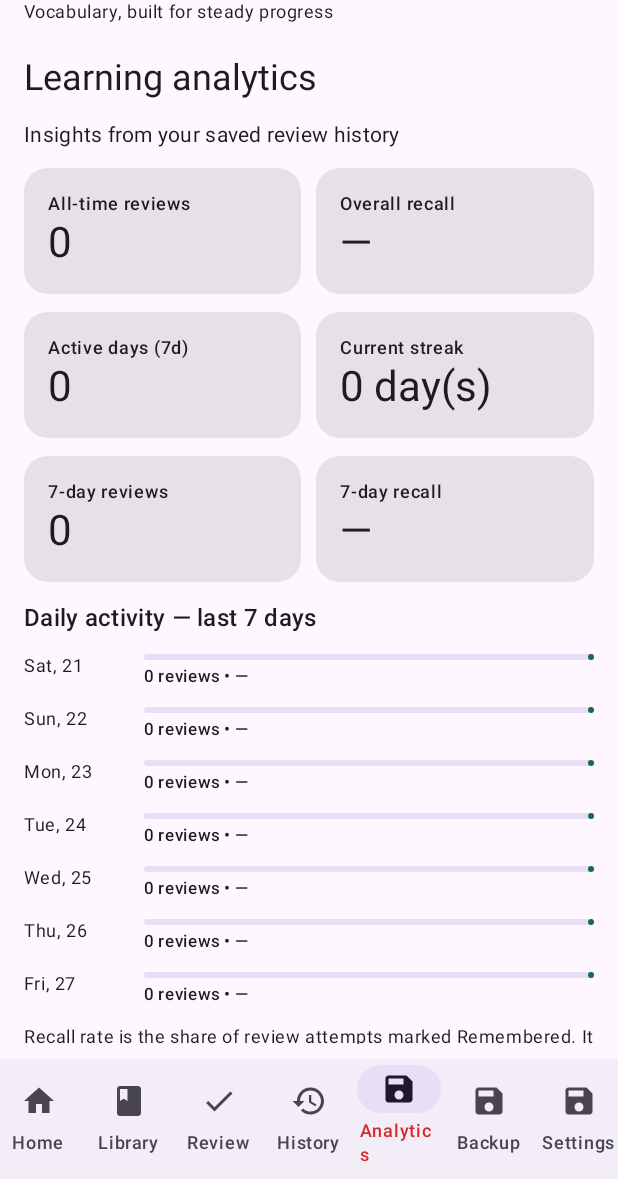
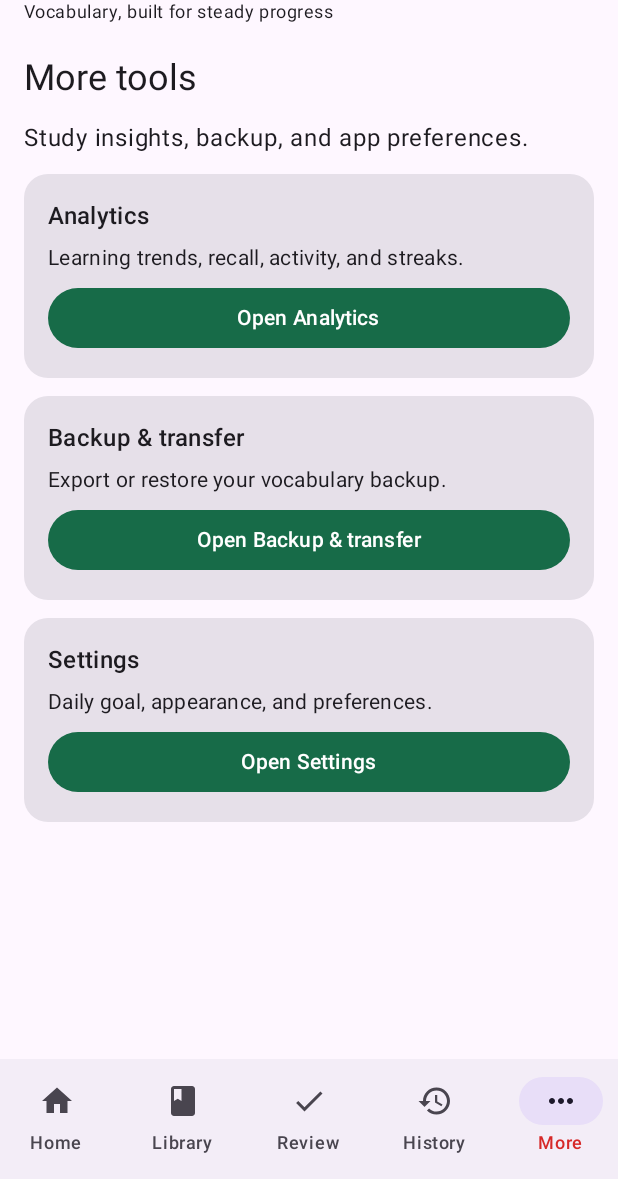
Before and after one commit to Amiroudro/Exelix, an Android app built with Jetpack Compose: the screen it shows after launch (MainActivity), item 5 of the bottom bar chosen, on a phone screen of 412 x 824 dp, the part 57-1236 px from its top. Run offline under Robolectric (Android 15) with nearby library versions, the phone set to English and light mode, and no system bars; our stand-ins replace Room's generated code.

Commit message:
Simplify bottom navigation with More tools hub

```diff
--- a/app/src/main/java/com/depu/vocabapp/MainActivity.kt
+++ b/app/src/main/java/com/depu/vocabapp/MainActivity.kt
@@ -19,6 +19,7 @@ import androidx.compose.material.icons.filled.Check
 import androidx.compose.material.icons.filled.History
 import androidx.compose.material.icons.filled.Save
 import androidx.compose.material.icons.filled.Settings
+import androidx.compose.material.icons.filled.MoreHoriz
 import androidx.compose.runtime.*
 import androidx.compose.ui.Modifier
 import androidx.compose.ui.graphics.Color
@@ -128,13 +129,13 @@ fun ExelixApp(dao: VocabDao) {
             topBar = { TopAppBar(title = { Column { Text("Exelix"); Text("Vocabulary, built for steady progress", style = MaterialTheme.typography.bodySmall) } }) },
             bottomBar = {
                 NavigationBar {
-                    listOf("Home", "Library", "Review", "History", "Analytics", "Backup", "Settings").forEach { name ->
+                    listOf("Home", "Library", "Review", "History", "More").forEach { name ->
                         val icon = when (name) {
                             "Home" -> Icons.Default.Home
                             "Library" -> Icons.Default.Book
                             "Review" -> Icons.Default.Check
                             "History" -> Icons.Default.History
-                            else -> Icons.Default.Save
+                            else -> Icons.Default.MoreHoriz
                         }
                         NavigationBarItem(
                             selected = tab == name,
@@ -222,6 +223,25 @@ fun ExelixApp(dao: VocabDao) {
                         }
                         Text("Recall rate is the share of review attempts marked Remembered. It is a learning signal, not a grade.", style = MaterialTheme.typography.bodySmall)
                         if (history.isEmpty()) Text("No review history yet. Review vocabulary to start building analytics.")
+                    }
+                    "More" -> {
+                        Text("More tools", style = MaterialTheme.typography.headlineSmall)
+                        Text("Study insights, backup, and app preferences.")
+                        listOf(
+                            Triple("Analytics", "Learning trends, recall, activity, and streaks.", "Analytics"),
+                            Triple("Backup & transfer", "Export or restore your vocabulary backup.", "Backup"),
+                            Triple("Settings", "Daily goal, appearance, and preferences.", "Settings")
+                        ).forEach { (title, description, destination) ->
+                            Card(Modifier.fillMaxWidth(), shape = RoundedCornerShape(16.dp)) {
+                                Column(Modifier.padding(16.dp), verticalArrangement = Arrangement.spacedBy(6.dp)) {
+                                    Text(title, style = MaterialTheme.typography.titleMedium)
+                                    Text(description, style = MaterialTheme.typography.bodyMedium)
+                                    Button(onClick = { tab = destination }, modifier = Modifier.fillMaxWidth()) {
+                                        Text("Open $title")
+                                    }
+                                }
+                            }
+                        }
                     }
                     "Settings" -> {
                         Text("Settings & preferences", style = MaterialTheme.typography.headlineSmall)
```
